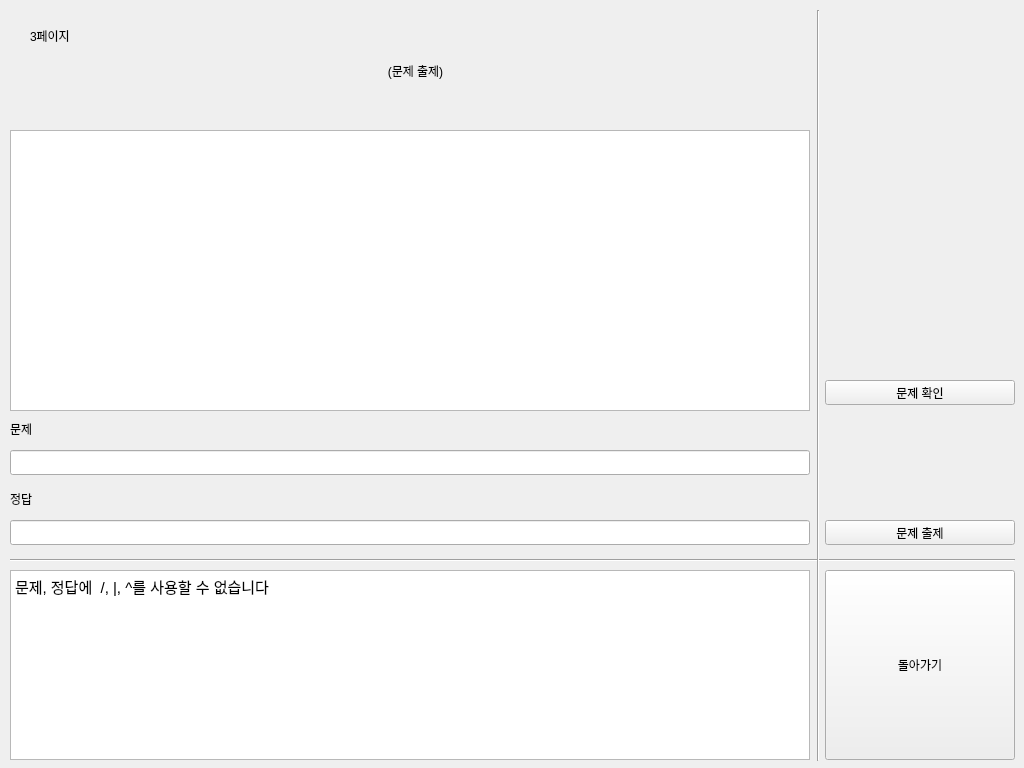
Above: tonghap.ui from Education-project-iot-AI/education-app before the change. Below: the same form after it.
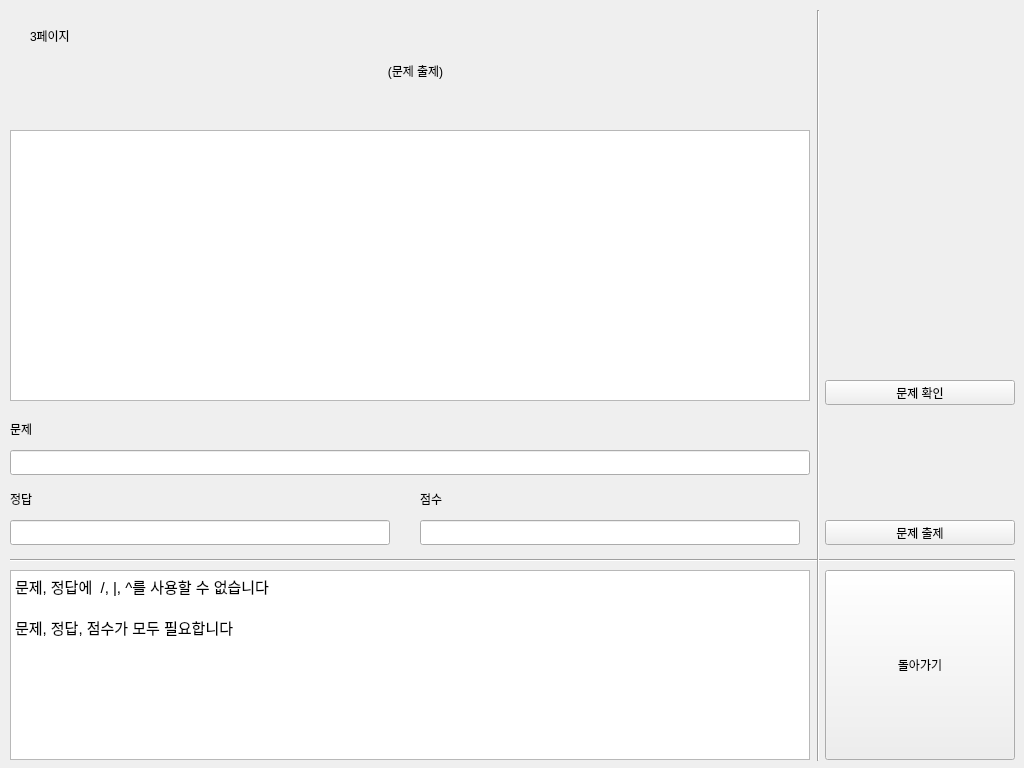
That is the form after the change. The open tabs and pages were chosen to show the change.

```diff
--- a/tonghap.ui
+++ b/tonghap.ui
@@ -765,7 +765,7 @@
        <rect>
         <x>10</x>
         <y>520</y>
-        <width>800</width>
+        <width>380</width>
         <height>25</height>
        </rect>
       </property>
@@ -776,7 +776,7 @@
         <x>10</x>
         <y>130</y>
         <width>800</width>
-        <height>281</height>
+        <height>271</height>
        </rect>
       </property>
      </widget>
@@ -807,7 +807,9 @@
 &lt;html&gt;&lt;head&gt;&lt;meta name=&quot;qrichtext&quot; content=&quot;1&quot; /&gt;&lt;style type=&quot;text/css&quot;&gt;
 p, li { white-space: pre-wrap; }
 &lt;/style&gt;&lt;/head&gt;&lt;body style=&quot; font-family:'Ubuntu'; font-size:11pt; font-weight:400; font-style:normal;&quot;&gt;
-&lt;p style=&quot; margin-top:0px; margin-bottom:0px; margin-left:0px; margin-right:0px; -qt-block-indent:0; text-indent:0px;&quot;&gt;문제, 정답에  /, |, ^를 사용할 수 없습니다&lt;/p&gt;&lt;/body&gt;&lt;/html&gt;</string>
+&lt;p style=&quot; margin-top:0px; margin-bottom:0px; margin-left:0px; margin-right:0px; -qt-block-indent:0; text-indent:0px;&quot;&gt;문제, 정답에  /, |, ^를 사용할 수 없습니다&lt;/p&gt;
+&lt;p style=&quot;-qt-paragraph-type:empty; margin-top:0px; margin-bottom:0px; margin-left:0px; margin-right:0px; -qt-block-indent:0; text-indent:0px;&quot;&gt;&lt;br /&gt;&lt;/p&gt;
+&lt;p style=&quot; margin-top:0px; margin-bottom:0px; margin-left:0px; margin-right:0px; -qt-block-indent:0; text-indent:0px;&quot;&gt;문제, 정답, 점수가 모두 필요합니다&lt;/p&gt;&lt;/body&gt;&lt;/html&gt;</string>
       </property>
      </widget>
      <widget class="Line" name="line_7">
@@ -836,6 +838,29 @@
        <enum>Qt::Vertical</enum>
       </property>
      </widget>
+     <widget class="QLineEdit" name="line_quiz_add_n">
+      <property name="geometry">
+       <rect>
+        <x>420</x>
+        <y>520</y>
+        <width>380</width>
+        <height>25</height>
+       </rect>
+      </property>
+     </widget>
+     <widget class="QLabel" name="label_8">
+      <property name="geometry">
+       <rect>
+        <x>420</x>
+        <y>490</y>
+        <width>67</width>
+        <height>17</height>
+       </rect>
+      </property>
+      <property name="text">
+       <string>점수</string>
+      </property>
+     </widget>
     </widget>
     <widget class="QWidget" name="page_8">
      <widget class="QLabel" name="label_31">
```
Left out of the diff: 2 changed lines with no effect on the pictures.
